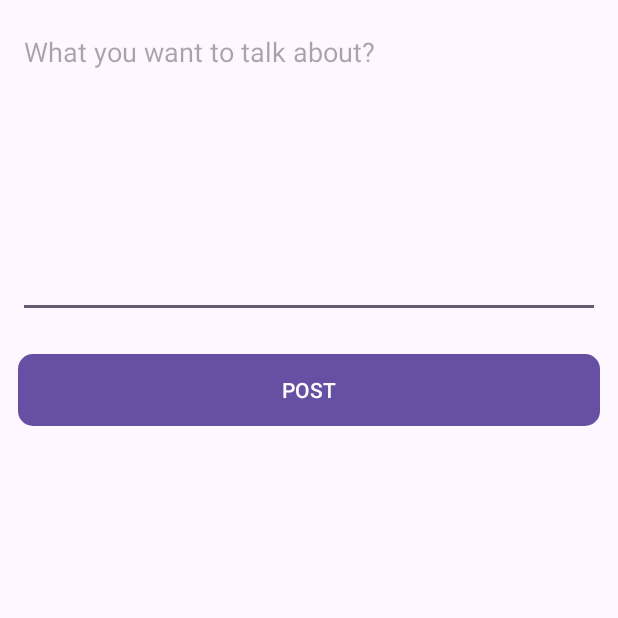
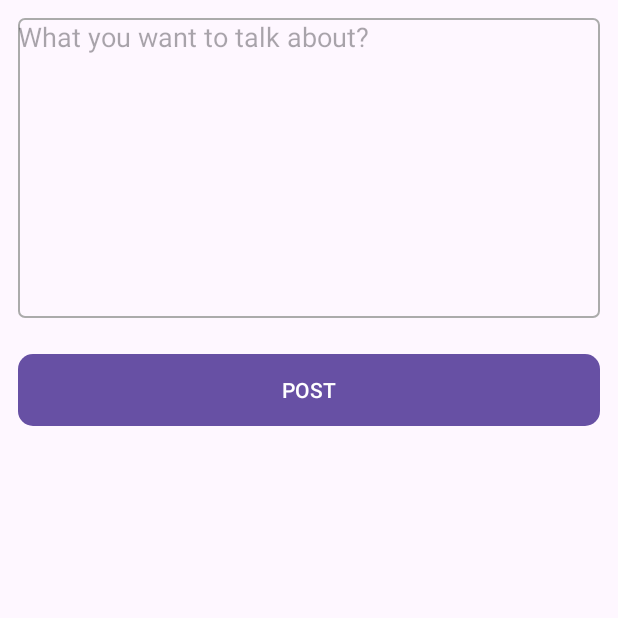
Before and after one commit to rahul-chaudhary/MySocialMedia, an Android app: the CreatePostActivity screen opened directly, with no data from a screen before it, on a phone screen of 412 x 824 dp, the top half of it. Run offline under Robolectric (Android 15) with nearby library versions, the phone set to English and light mode, and no system bars.

Commit message:
Changed background of editText

```diff
--- a/app/src/main/res/layout/activity_create_post.xml
+++ b/app/src/main/res/layout/activity_create_post.xml
@@ -15,7 +15,9 @@
         android:height="200dp"
         android:layout_margin="12dp"
         android:gravity="top"
-        android:hint="@string/what_you_want_to_talk_about" />
+        android:hint="@string/what_you_want_to_talk_about"
+        android:background="@drawable/edittext_round_shape"
+        />
 
     <Button
         android:id="@+id/postbtn"
```
